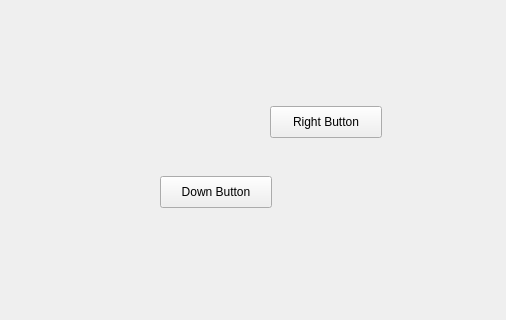
Qt form QtDraw/mainwindow.ui (feichay10/QtDraw) before a commit; both pictures show x 0 to 506 and y 334 to 654 of the 864 by 654 pixel window.
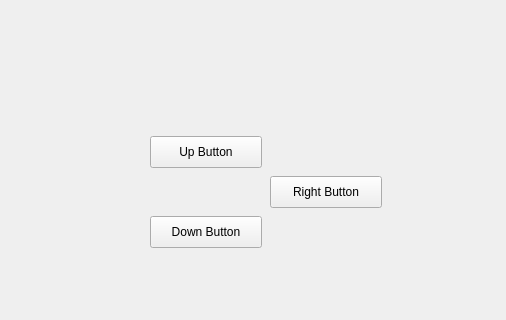
The same form after that commit.

What changed in the file:
```diff
--- a/QtDraw/mainwindow.ui
+++ b/QtDraw/mainwindow.ui
@@ -46,7 +46,7 @@
     <property name="geometry">
      <rect>
       <x>270</x>
-      <y>440</y>
+      <y>510</y>
       <width>112</width>
       <height>32</height>
      </rect>
@@ -58,8 +58,8 @@
    <widget class="QPushButton" name="downButton">
     <property name="geometry">
      <rect>
-      <x>160</x>
-      <y>510</y>
+      <x>150</x>
+      <y>550</y>
       <width>112</width>
       <height>32</height>
      </rect>
@@ -68,6 +68,19 @@
      <string>Down Button</string>
     </property>
    </widget>
+   <widget class="QPushButton" name="upButton">
+    <property name="geometry">
+     <rect>
+      <x>150</x>
+      <y>470</y>
+      <width>112</width>
+      <height>32</height>
+     </rect>
+    </property>
+    <property name="text">
+     <string>Up Button</string>
+    </property>
+   </widget>
   </widget>
   <widget class="QMenuBar" name="menubar">
    <property name="geometry">
```
